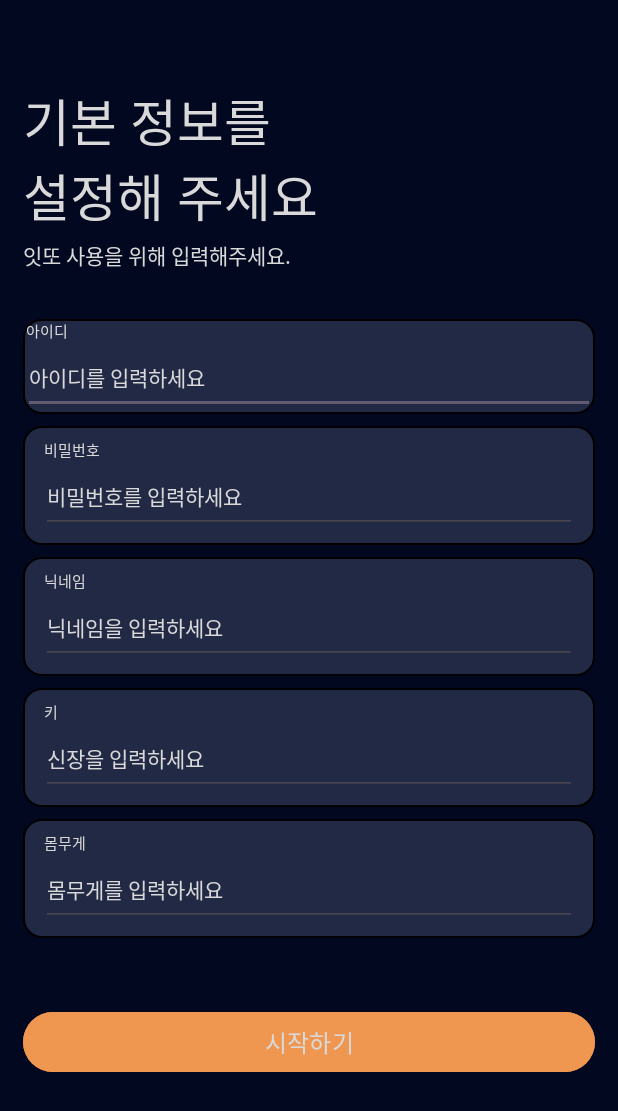
After one commit to kimlog126/EATTO, an Android app: the IntroSet2 screen opened directly, with no data from a screen before it, on a phone screen of 412 x 824 dp. The commit adds this screen. Shown: the top 1111 px of the screen. Run offline under Robolectric (Android 15) with nearby library versions, the phone set to English and light mode, and no system bars.

Commit message:
✨feature: intro view

```diff
--- /dev/null
+++ b/app/src/main/java/com/example/eatto/intro/IntroSet2.kt
@@ -0,0 +1,21 @@
+package com.example.eatto.intro
+
+import android.os.Bundle
+import androidx.activity.enableEdgeToEdge
+import androidx.appcompat.app.AppCompatActivity
+import androidx.core.view.ViewCompat
+import androidx.core.view.WindowInsetsCompat
+import com.example.eatto.R
+
+class IntroSet2 : AppCompatActivity() {
+    override fun onCreate(savedInstanceState: Bundle?) {
+        super.onCreate(savedInstanceState)
+        enableEdgeToEdge()
+        setContentView(R.layout.activity_intro_set2)
+        ViewCompat.setOnApplyWindowInsetsListener(findViewById(R.id.idInput)) { v, insets ->
+            val systemBars = insets.getInsets(WindowInsetsCompat.Type.systemBars())
+            v.setPadding(systemBars.left, systemBars.top, systemBars.right, systemBars.bottom)
+            insets
+        }
+    }
+}
--- /dev/null
+++ b/app/src/main/res/drawable/edittext_rounded.xml
@@ -0,0 +1,7 @@
+<shape xmlns:android="http://schemas.android.com/apk/res/android"
+    android:shape="rectangle">
+
+    <solid android:color="@color/lightnavy" />
+    <corners android:radius="12dp" />
+    <stroke android:width="1dp"/>
+</shape>
--- /dev/null
+++ b/app/src/main/res/layout/activity_intro_set2.xml
@@ -0,0 +1,228 @@
+<?xml version="1.0" encoding="utf-8"?>
+<LinearLayout xmlns:android="http://schemas.android.com/apk/res/android"
+    xmlns:app="http://schemas.android.com/apk/res-auto"
+    xmlns:tools="http://schemas.android.com/tools"
+    android:id="@+id/introSet2"
+    android:layout_width="match_parent"
+    android:layout_height="match_parent"
+    android:background="@color/primary"
+    android:orientation="vertical"
+    android:paddingLeft="15dp"
+    android:paddingTop="55dp"
+    android:paddingRight="15dp"
+    android:paddingBottom="15dp"
+    tools:context=".intro.IntroSet2">
+
+    <TextView
+        android:id="@+id/title2"
+        android:layout_width="wrap_content"
+        android:layout_height="wrap_content"
+        android:fontFamily="@font/pretendard_bold"
+        android:text="기본 정보를 \n설정해 주세요"
+        android:textColor="@color/secondary"
+        android:textSize="34sp" />
+
+    <TextView
+        android:id="@+id/subtile2"
+        android:layout_width="match_parent"
+        android:layout_height="wrap_content"
+        android:layout_marginTop="4dp"
+        android:layout_marginBottom="32dp"
+        android:fontFamily="@font/pretendard_medium"
+        android:text="잇또 사용을 위해 입력해주세요."
+        android:textColor="@color/secondary" />
+
+    <LinearLayout
+        android:id="@+id/idInput"
+        android:layout_width="match_parent"
+        android:layout_height="wrap_content"
+        android:background="@drawable/edittext_rounded"
+        android:orientation="vertical"
+        android:paddingLeft="12dp"
+        android:paddingTop="8dp"
+        android:paddingRight="12dp"
+        android:paddingBottom="8dp">
+
+        <TextView
+            android:id="@+id/textView5"
+            android:layout_width="match_parent"
+            android:layout_height="wrap_content"
+            android:fontFamily="@font/pretendard_medium"
+            android:paddingLeft="2dp"
+            android:text="아이디"
+            android:textColor="@color/secondary"
+            android:textSize="10sp" />
+
+        <EditText
+            android:id="@+id/inputEmail"
+            android:layout_width="match_parent"
+            android:layout_height="wrap_content"
+            android:ems="10"
+            android:fontFamily="@font/pretendard_semibold"
+            android:hint="아이디를 입력하세요"
+            android:inputType="textEmailAddress"
+            android:minHeight="48dp"
+            android:textColor="@color/secondary"
+            android:textColorHint="@color/secondary"
+            android:textSize="14sp" />
+    </LinearLayout>
+
+    <LinearLayout
+        android:id="@+id/passwordInput"
+        android:layout_width="match_parent"
+        android:layout_height="wrap_content"
+        android:layout_marginTop="8dp"
+        android:background="@drawable/edittext_rounded"
+        android:orientation="vertical"
+        android:paddingLeft="12dp"
+        android:paddingTop="8dp"
+        android:paddingRight="12dp"
+        android:paddingBottom="8dp">
+
+        <TextView
+            android:id="@+id/textView6"
+            android:layout_width="match_parent"
+            android:layout_height="wrap_content"
+            android:fontFamily="@font/pretendard_medium"
+            android:paddingLeft="2dp"
+            android:text="비밀번호"
+            android:textColor="@color/secondary"
+            android:textSize="10sp" />
+
+        <EditText
+            android:id="@+id/inputPassword"
+            android:layout_width="match_parent"
+            android:layout_height="wrap_content"
+            android:ems="10"
+            android:fontFamily="@font/pretendard_semibold"
+            android:hint="비밀번호를 입력하세요"
+            android:inputType="textPassword"
+            android:minHeight="48dp"
+            android:textColor="@color/secondary"
+            android:textColorHint="@color/secondary"
+            android:textSize="14sp" />
+    </LinearLayout>
+
+    <LinearLayout
+        android:id="@+id/nicknameInput"
+        android:layout_width="match_parent"
+        android:layout_height="wrap_content"
+        android:layout_marginTop="8dp"
+        android:background="@drawable/edittext_rounded"
+        android:orientation="vertical"
+        android:paddingLeft="12dp"
+        android:paddingTop="8dp"
+        android:paddingRight="12dp"
+        android:paddingBottom="8dp">
+
+        <TextView
+            android:id="@+id/textView7"
+            android:layout_width="match_parent"
+            android:layout_height="wrap_content"
+            android:fontFamily="@font/pretendard_medium"
+            android:paddingLeft="2dp"
+            android:text="닉네임"
+            android:textColor="@color/secondary"
+            android:textSize="10sp" />
+
+
+        <EditText
+            android:id="@+id/inputName"
+            android:layout_width="match_parent"
+            android:layout_height="wrap_content"
+            android:ems="10"
+            android:fontFamily="@font/pretendard_semibold"
+            android:hint="닉네임을 입력하세요"
+            android:inputType="text"
+            android:minHeight="48dp"
+            android:textColor="@color/secondary"
+            android:textColorHint="@color/secondary"
+            android:textSize="14sp" />
+    </LinearLayout>
+
+    <LinearLayout
+        android:id="@+id/cmInput"
+        android:layout_width="match_parent"
+        android:layout_height="wrap_content"
+        android:layout_marginTop="8dp"
+        android:background="@drawable/edittext_rounded"
+        android:orientation="vertical"
+        android:paddingLeft="12dp"
+        android:paddingTop="8dp"
+        android:paddingRight="12dp"
+        android:paddingBottom="8dp">
+
+        <TextView
+            android:id="@+id/textView8"
+            android:layout_width="match_parent"
+            android:layout_height="wrap_content"
+            android:fontFamily="@font/pretendard_medium"
+            android:paddingLeft="2dp"
+            android:text="키"
+            android:textColor="@color/secondary"
+            android:textSize="10sp" />
+
+
+        <EditText
+            android:id="@+id/inputCm"
+            android:layout_width="match_parent"
+            android:layout_height="wrap_content"
+            android:ems="10"
+            android:fontFamily="@font/pretendard_semibold"
+            android:hint="신장을 입력하세요"
+            android:inputType="text"
+            android:minHeight="48dp"
+            android:textColor="@color/secondary"
+            android:textColorHint="@color/secondary"
+            android:textSize="14sp" />
+    </LinearLayout>
+
+    <LinearLayout
+        android:id="@+id/kgInput"
+        android:layout_width="match_parent"
+        android:layout_height="wrap_content"
+        android:layout_marginTop="8dp"
+        android:background="@drawable/edittext_rounded"
+        android:orientation="vertical"
+        android:paddingLeft="12dp"
+        android:paddingTop="8dp"
+        android:paddingRight="12dp"
+        android:paddingBottom="8dp">
+
+        <TextView
+            android:id="@+id/textView9"
+            android:layout_width="match_parent"
+            android:layout_height="wrap_content"
+            android:fontFamily="@font/pretendard_medium"
+            android:paddingLeft="2dp"
+            android:text="몸무게"
+            android:textColor="@color/secondary"
+            android:textSize="10sp" />
+
+
+        <EditText
+            android:id="@+id/inputKg"
+            android:layout_width="match_parent"
+            android:layout_height="wrap_content"
+            android:ems="10"
+            android:fontFamily="@font/pretendard_semibold"
+            android:hint="몸무게를 입력하세요"
+            android:inputType="text"
+            android:minHeight="48dp"
+            android:textColor="@color/secondary"
+            android:textColorHint="@color/secondary"
+            android:textSize="14sp" />
+    </LinearLayout>
+
+    <Button
+        android:id="@+id/start2"
+        android:layout_width="match_parent"
+        android:layout_height="wrap_content"
+        android:layout_gravity="bottom"
+        android:layout_marginTop="45dp"
+        android:backgroundTint="@color/sub"
+        android:fontFamily="@font/pretendard_bold"
+        android:text="시작하기"
+        android:textColor="@color/secondary"
+        android:textSize="16sp" />
+</LinearLayout>
```
Also changed, not shown: app/src/main/java/com/example/eatto/intro/Intro.kt (+16 -11 lines), app/src/main/java/com/example/eatto/intro/IntroSet1.kt (added, +24 -0 lines), app/src/main/res/layout/activity_intro.xml (+18 -1 lines), app/src/main/res/layout/activity_intro_set1.xml (added, +89 -0 lines).
